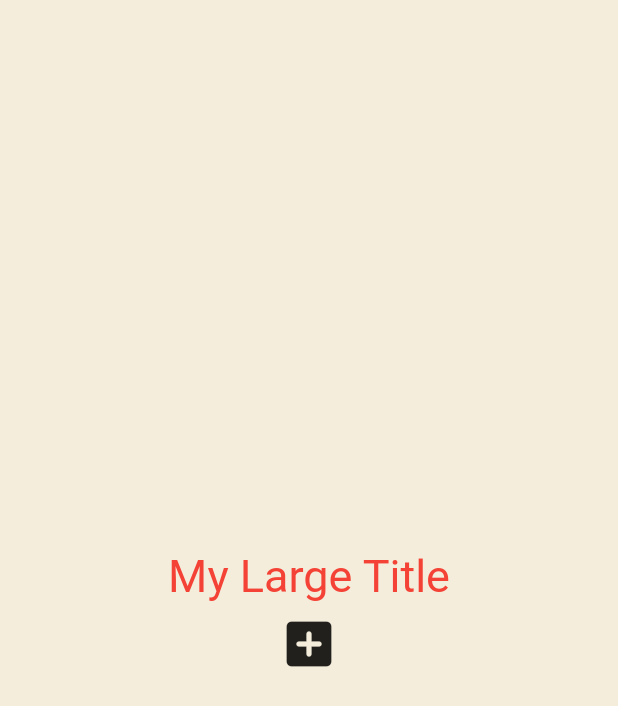
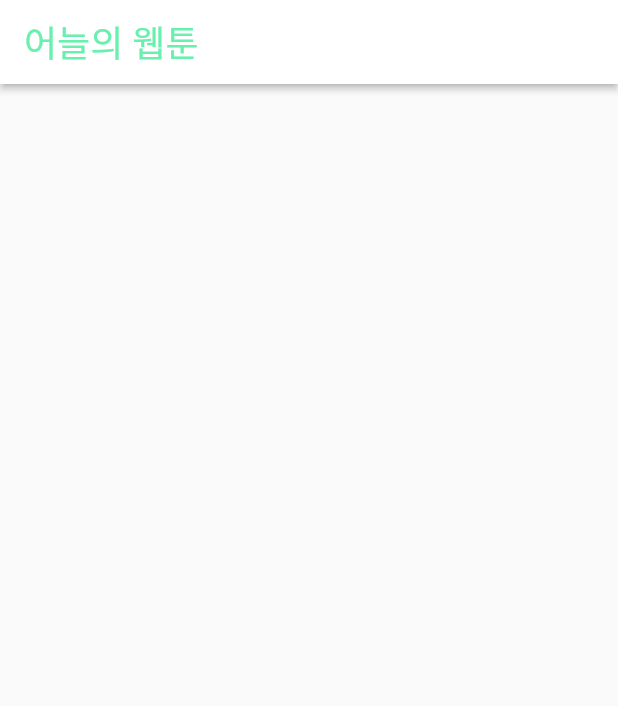
Before and after one commit to kmnkit/toonflix, a Flutter app: the screen it shows after launch, on a phone screen of 412 x 824 dp. Shown: the top 706 px of the screen. Run offline on Flutter 3.47's test engine with Material 2 defaults, Android fonts, the phone set to English and light mode, and no system bars.

```diff
--- a/lib/main.dart
+++ b/lib/main.dart
@@ -1,64 +1,17 @@
 import 'package:flutter/material.dart';
+import 'package:toonflix/screens/home_screen.dart';
 
 void main() {
   runApp(const App());
 }
 
-class App extends StatefulWidget {
+class App extends StatelessWidget {
   const App({super.key});
 
   @override
-  State<App> createState() => _AppState();
-}
-
-class _AppState extends State<App> {
-  int counter = 0;
-  void onClicked() => setState(() => counter++);
-  @override
   Widget build(BuildContext context) {
-    return MaterialApp(
-      theme: ThemeData(
-        textTheme: const TextTheme(
-          titleLarge: TextStyle(color: Colors.red),
-        ),
-      ),
-      home: Scaffold(
-        backgroundColor: const Color(
-          0xFFF4EDDB,
-        ),
-        body: Center(
-          child: Column(
-            mainAxisAlignment: MainAxisAlignment.center,
-            children: [
-              const MyLargeTitle(),
-              IconButton(
-                iconSize: 40,
-                onPressed: onClicked,
-                icon: const Icon(
-                  Icons.add_box_rounded,
-                ),
-              ),
-            ],
-          ),
-        ),
-      ),
+    return const MaterialApp(
+      home: HomeScreen(),
     );
   }
 }
-
-class MyLargeTitle extends StatelessWidget {
-  const MyLargeTitle({
-    super.key,
-  });
-
-  @override
-  Widget build(BuildContext context) {
-    return Text(
-      'My Large Title',
-      style: TextStyle(
-        fontSize: 30,
-        color: Theme.of(context).textTheme.titleLarge?.color,
-      ),
-    );
-  }
-}
--- /dev/null
+++ b/lib/screens/home_screen.dart
@@ -0,0 +1,20 @@
+import 'package:flutter/material.dart';
+
+class HomeScreen extends StatelessWidget {
+  const HomeScreen({super.key});
+
+  @override
+  Widget build(BuildContext context) {
+    return Scaffold(
+      appBar: AppBar(
+        elevation: 2,
+        backgroundColor: Colors.white,
+        foregroundColor: Colors.greenAccent,
+        title: const Text(
+          '어늘의 웹툰',
+          style: TextStyle(fontSize: 24, fontWeight: FontWeight.w400),
+        ),
+      ),
+    );
+  }
+}
```
Also changed, not shown: lib/services/api_service.dart (added, +15 -0 lines), lib/widgets/button.dart (deleted, +0 -31 lines), lib/widgets/card.dart (deleted, +0 -90 lines), pubspec.yaml (+47 -48 lines).
